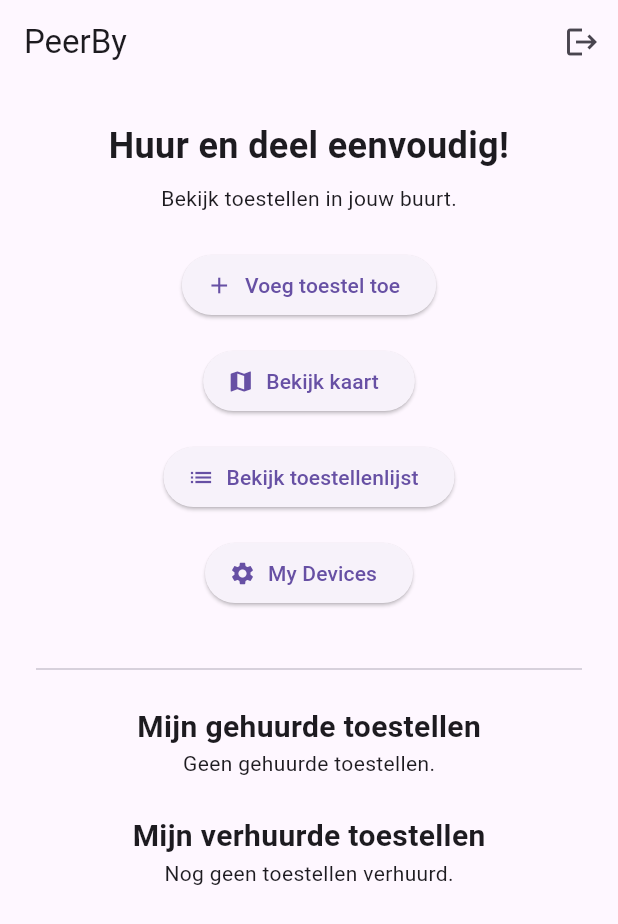
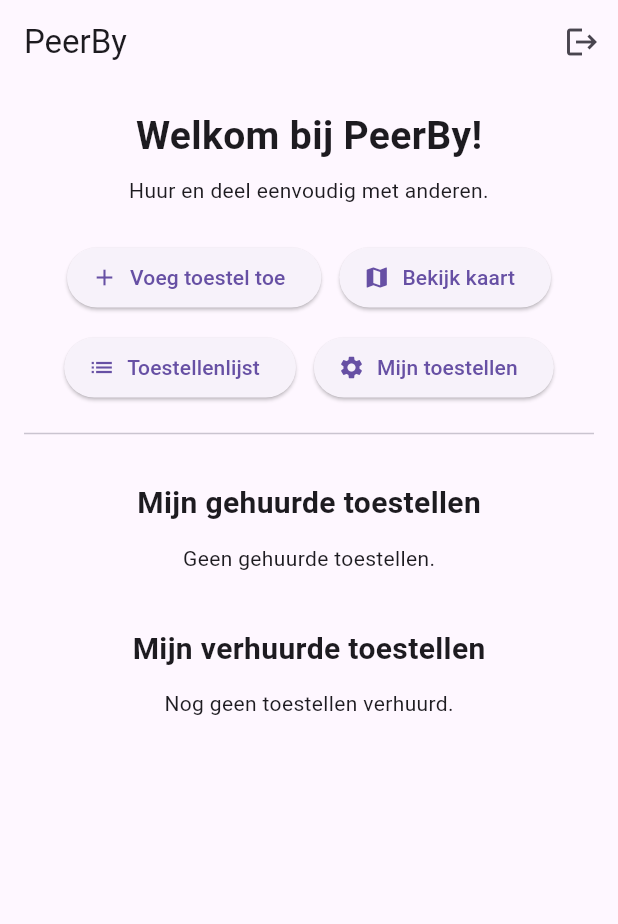
Before and after one commit to Aberkannacer/Flutter_PeerBy, a Flutter app: the screen it shows once a user with an empty profile is signed in, on a phone screen of 412 x 824 dp. Shown: the top 924 px of the screen. Run offline on Flutter 3.47's test engine with Material 3 defaults, Android fonts, the phone set to English and light mode, and no system bars; our stand-ins replace cloud_firestore, firebase_auth, firebase_core, flutter_map, geocoding, geolocator and 2 more; missing offline and left inert: flutter_map_marker_popup; accounts and stored records are empty.

Commit message:
Making a better homepage

```diff
--- a/nacer_aberkan_peerby/lib/screens/home_screen.dart
+++ b/nacer_aberkan_peerby/lib/screens/home_screen.dart
@@ -74,6 +74,79 @@
     }).toList();
   }
 
+  Widget _buildSectionTitle(String title) {
+    return Padding(
+      padding: const EdgeInsets.symmetric(vertical: 12),
+      child: Text(
+        title,
+        style: const TextStyle(fontSize: 20, fontWeight: FontWeight.bold),
+      ),
+    );
+  }
+
+  Widget _buildDeviceList(
+    Future<List<Map<String, dynamic>>> future,
+    bool isRental,
+  ) {
+    return FutureBuilder<List<Map<String, dynamic>>>(
+      future: future,
+      builder: (context, snapshot) {
+        if (snapshot.connectionState == ConnectionState.waiting) {
+          return const CircularProgressIndicator();
+        }
+        if (!snapshot.hasData || snapshot.data!.isEmpty) {
+          return Text(
+            isRental
+                ? 'Geen gehuurde toestellen.'
+                : 'Nog geen toestellen verhuurd.',
+          );
+        }
+        return ListView.builder(
+          shrinkWrap: true,
+          physics: const NeverScrollableScrollPhysics(),
+          itemCount: snapshot.data!.length,
+          itemBuilder: (context, index) {
+            final device = snapshot.data![index];
+            return Card(
+              elevation: 2,
+              child: ListTile(
+                leading:
+                    device['photoUrl'] != null
+                        ? Image.network(
+                          device['photoUrl'],
+                          width: 50,
+                          height: 50,
+                          fit: BoxFit.cover,
+                        )
+                        : const Icon(Icons.devices),
+                title: Text(device['name'] ?? 'Onbekend'),
+                subtitle: Text(device['category'] ?? ''),
+                trailing: Icon(
+                  isRental ? Icons.shopping_bag : Icons.engineering,
+                ),
+                onTap: () {
+                  Navigator.push(
+                    context,
+                    MaterialPageRoute(
+                      builder:
+                          (_) =>
+                              isRental
+                                  ? RentalDetailScreen(deviceId: device['id'])
+                                  : RentalSummaryScreen(
+                                    deviceId: device['id'],
+                                    deviceData: device,
+                                  ),
+                    ),
+                  );
+                },
+              ),
+            );
+          },
+        );
+      },
+    );
+  }
+
   @override
   Widget build(BuildContext context) {
     return Scaffold(
@@ -89,28 +162,36 @@
         ],
       ),
       body: SingleChildScrollView(
-        padding: const EdgeInsets.all(24),
+        padding: const EdgeInsets.all(16),
         child: Column(
           crossAxisAlignment: CrossAxisAlignment.center,
           children: [
             const Text(
-              'Huur en deel eenvoudig!',
-              style: TextStyle(fontSize: 24, fontWeight: FontWeight.bold),
+              'Welkom bij PeerBy!',
+              style: TextStyle(fontSize: 26, fontWeight: FontWeight.bold),
+            ),
+            const SizedBox(height: 8),
+            const Text(
+              'Huur en deel eenvoudig met anderen.',
               textAlign: TextAlign.center,
             ),
-            const SizedBox(height: 8),
-            const Text('Bekijk toestellen in jouw buurt.'),
             const SizedBox(height: 24),
+            Wrap(
+              spacing: 12,
+              runSpacing: 12,
+              alignment: WrapAlignment.center,
+              children: [
                 ElevatedButton.icon(
                   onPressed:
                       () => Navigator.push(
                         context,
-                    MaterialPageRoute(builder: (_) => const AddDeviceScreen()),
+                        MaterialPageRoute(
+                          builder: (_) => const AddDeviceScreen(),
+                        ),
                       ),
                   icon: const Icon(Icons.add),
                   label: const Text('Voeg toestel toe'),
                 ),
-            const SizedBox(height: 16),
                 ElevatedButton.icon(
                   onPressed:
                       () => Navigator.push(
@@ -120,108 +201,36 @@
                   icon: const Icon(Icons.map),
                   label: const Text('Bekijk kaart'),
                 ),
-            const SizedBox(height: 16),
                 ElevatedButton.icon(
                   onPressed:
                       () => Navigator.push(
                         context,
-                    MaterialPageRoute(builder: (_) => const DeviceListScreen()),
+                        MaterialPageRoute(
+                          builder: (_) => const DeviceListScreen(),
+                        ),
                       ),
                   icon: const Icon(Icons.list),
-              label: const Text('Bekijk toestellenlijst'),
+                  label: const Text('Toestellenlijst'),
                 ),
-            const SizedBox(height: 16),
                 ElevatedButton.icon(
                   onPressed:
                       () => Navigator.push(
                         context,
-                    MaterialPageRoute(builder: (_) => const MyDevicesScreen()),
+                        MaterialPageRoute(
+                          builder: (_) => const MyDevicesScreen(),
+                        ),
                       ),
                   icon: const Icon(Icons.settings),
-              label: const Text('My Devices'),
+                  label: const Text('Mijn toestellen'),
                 ),
-
-            const SizedBox(height: 32),
-            const Divider(),
-            const SizedBox(height: 16),
-            const Text(
-              'Mijn gehuurde toestellen',
-              style: TextStyle(fontSize: 20, fontWeight: FontWeight.bold),
+              ],
             ),
-            FutureBuilder<List<Map<String, dynamic>>>(
-              future: _myRentals,
-              builder: (context, snapshot) {
-                if (snapshot.connectionState == ConnectionState.waiting) {
-                  return const CircularProgressIndicator();
-                }
-                if (!snapshot.hasData || snapshot.data!.isEmpty) {
-                  return const Text('Geen gehuurde toestellen.');
-                }
-                return Column(
-                  children:
-                      snapshot.data!
-                          .map(
-                            (device) => ListTile(
-                              onTap: () {
-                                Navigator.push(
-                                  context,
-                                  MaterialPageRoute(
-                                    builder:
-                                        (_) => RentalDetailScreen(
-                                          deviceId: device['id'],
-                                        ),
-                                  ),
-                                );
-                              },
-
-                              leading: const Icon(Icons.shopping_bag),
-                              title: Text(device['name'] ?? 'Onbekend'),
-                            ),
-                          )
-                          .toList(),
-                );
-              },
-            ),
+            const Divider(height: 40, thickness: 1),
+            _buildSectionTitle('Mijn gehuurde toestellen'),
+            _buildDeviceList(_myRentals, true),
             const SizedBox(height: 24),
-            const Text(
-              'Mijn verhuurde toestellen',
-              style: TextStyle(fontSize: 20, fontWeight: FontWeight.bold),
-            ),
-            FutureBuilder<List<Map<String, dynamic>>>(
-              future: _myDevicesRented,
-              builder: (context, snapshot) {
-                if (snapshot.connectionState == ConnectionState.waiting) {
-                  return const CircularProgressIndicator();
-                }
-                if (!snapshot.hasData || snapshot.data!.isEmpty) {
-                  return const Text('Nog geen toestellen verhuurd.');
-                }
-                return Column(
-                  children:
-                      snapshot.data!
-                          .map(
-                            (device) => ListTile(
-                              onTap: () {
-                                Navigator.push(
-                                  context,
-                                  MaterialPageRoute(
-                                    builder:
-                                        (_) => RentalSummaryScreen(
-                                          deviceId: device['id'],
-                                          deviceData: device,
-                                        ),
-                                  ),
-                                );
-                              },
-
-                              leading: const Icon(Icons.engineering),
-                              title: Text(device['name'] ?? 'Onbekend'),
-                            ),
-                          )
-                          .toList(),
-                );
-              },
-            ),
+            _buildSectionTitle('Mijn verhuurde toestellen'),
+            _buildDeviceList(_myDevicesRented, false),
           ],
         ),
       ),
```
Lines whose indentation alone changed are shown as unchanged.
